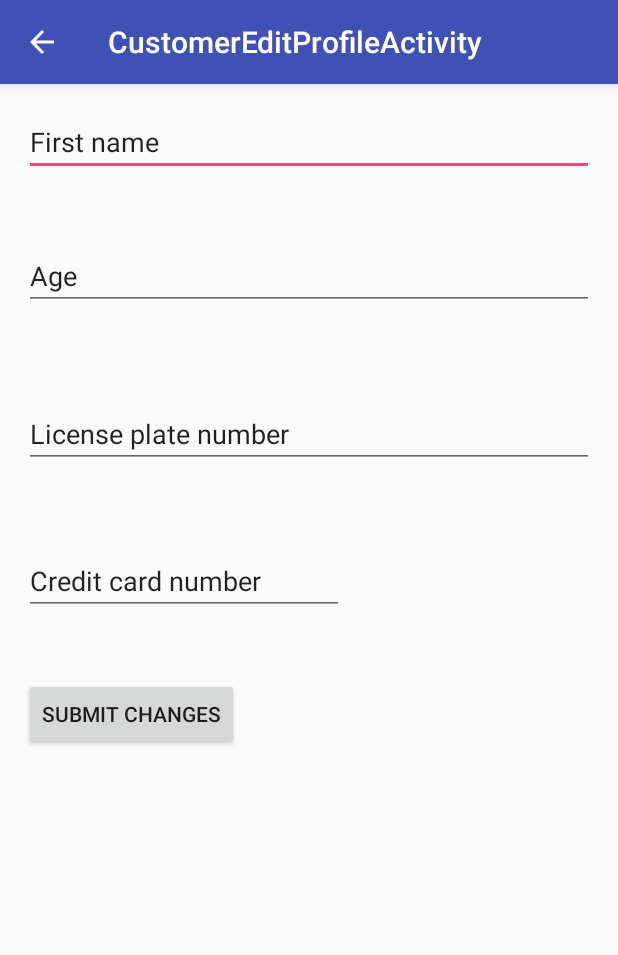
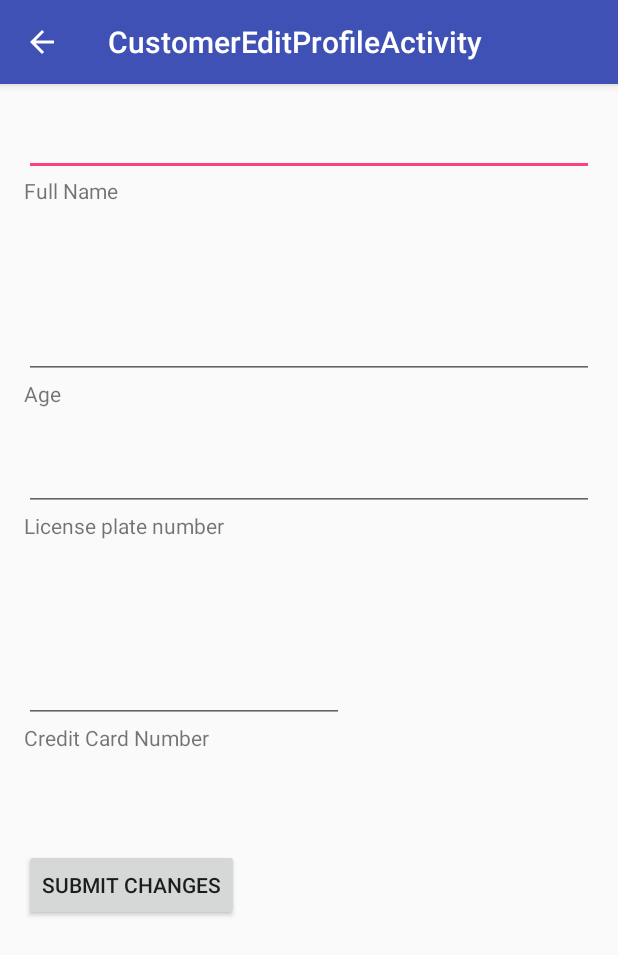
Before and after one commit to washuclub/washu, an Android app: the CustomerEditProfileActivity screen opened directly, with no data from a screen before it, on a phone screen of 412 x 824 dp. Shown: the top 955 px of the screen. Run offline under Robolectric (Android 15) with nearby library versions, the phone set to English and light mode, and no system bars.

Commit message:
Add labels

```diff
--- a/app/src/main/java/me/cpjk/washu/CustomerEditProfileActivity.java
+++ b/app/src/main/java/me/cpjk/washu/CustomerEditProfileActivity.java
@@ -28,10 +28,10 @@ public class CustomerEditProfileActivity extends AppCompatActivity {
         setSupportActionBar(toolbar);
 
         SharedPreferences sharedPrefs = this.getSharedPreferences(getString(R.string.profile_file_name), Context.MODE_PRIVATE);
-        name = sharedPrefs.getString(this.getString(R.string.user_profile_name), "First name");
-        age = sharedPrefs.getString(this.getString(R.string.user_profile_age), "Age");
-        ccNumber = sharedPrefs.getString(this.getString(R.string.user_profile_cc), "Credit card number");
-        licensePlateNumber = sharedPrefs.getString(this.getString(R.string.user_profile_license), "License plate number");
+        name = sharedPrefs.getString(this.getString(R.string.user_profile_name), "");
+        age = sharedPrefs.getString(this.getString(R.string.user_profile_age), "");
+        ccNumber = sharedPrefs.getString(this.getString(R.string.user_profile_cc), "");
+        licensePlateNumber = sharedPrefs.getString(this.getString(R.string.user_profile_license), "");
 
         EditText nameField = (EditText) findViewById(R.id.profileNameInput);
         EditText ageField = (EditText) findViewById(R.id.profileAgeInput);
--- a/app/src/main/res/layout/content_customer_edit_profile.xml
+++ b/app/src/main/res/layout/content_customer_edit_profile.xml
@@ -15,18 +15,25 @@
     <LinearLayout
         android:orientation="vertical"
         android:layout_width="match_parent"
-        android:layout_height="match_parent">
+        android:layout_height="match_parent"
+        android:id="@+id/linearLayout"
+        android:weightSum="1">
+
+        <LinearLayout
+            android:orientation="vertical"
+            android:layout_width="match_parent"
+            android:layout_height="wrap_content"
+            android:layout_weight="0.23">
 
             <LinearLayout
                 android:orientation="horizontal"
                 android:layout_width="match_parent"
-            android:layout_height="89dp">
+                android:layout_height="wrap_content">
 
                 <EditText
                     android:layout_width="wrap_content"
                     android:layout_height="wrap_content"
                     android:inputType="textPersonName"
-                android:text="Name"
                     android:ems="10"
                     android:id="@+id/profileNameInput"
                     android:layout_weight="1" />
@@ -36,7 +43,25 @@
             <LinearLayout
                 android:orientation="horizontal"
                 android:layout_width="match_parent"
-            android:layout_height="105dp">
+                android:layout_height="match_parent">
+
+                <TextView
+                    android:layout_width="match_parent"
+                    android:layout_height="wrap_content"
+                    android:text="Full Name"
+                    android:id="@+id/profileFullNameTextView" />
+            </LinearLayout>
+        </LinearLayout>
+
+        <LinearLayout
+            android:orientation="vertical"
+            android:layout_width="match_parent"
+            android:layout_height="88dp">
+
+            <LinearLayout
+                android:orientation="horizontal"
+                android:layout_width="match_parent"
+                android:layout_height="wrap_content">
 
                 <EditText
                     android:layout_width="wrap_content"
@@ -44,14 +69,32 @@
                     android:inputType="number"
                     android:ems="10"
                     android:id="@+id/profileAgeInput"
-                android:layout_weight="1"
-                android:text="Age" />
+                    android:layout_weight="1" />
             </LinearLayout>
 
             <LinearLayout
                 android:orientation="horizontal"
                 android:layout_width="match_parent"
-            android:layout_height="98dp">
+                android:layout_height="match_parent">
+
+                <TextView
+                    android:layout_width="match_parent"
+                    android:layout_height="wrap_content"
+                    android:text="Age"
+                    android:id="@+id/profileAgeTextView" />
+            </LinearLayout>
+        </LinearLayout>
+
+        <LinearLayout
+            android:orientation="vertical"
+            android:layout_width="match_parent"
+            android:layout_height="wrap_content"
+            android:layout_weight="0.25">
+
+            <LinearLayout
+                android:orientation="horizontal"
+                android:layout_width="match_parent"
+                android:layout_height="wrap_content">
 
                 <EditText
                     android:layout_width="wrap_content"
@@ -59,28 +102,60 @@
                     android:inputType="textPostalAddress"
                     android:ems="10"
                     android:id="@+id/profileLicensePlateInput"
-                android:layout_weight="1"
-                android:text="License Plate number" />
+                    android:layout_weight="1" />
             </LinearLayout>
 
             <LinearLayout
                 android:orientation="horizontal"
                 android:layout_width="match_parent"
-            android:layout_height="87dp">
+                android:layout_height="match_parent">
+
+                <TextView
+                    android:layout_width="match_parent"
+                    android:layout_height="wrap_content"
+                    android:text="License plate number"
+                    android:id="@+id/profileLicensePlateTextView" />
+            </LinearLayout>
+        </LinearLayout>
+
+        <LinearLayout
+            android:orientation="vertical"
+            android:layout_width="match_parent"
+            android:layout_height="129dp">
+
+            <LinearLayout
+                android:orientation="horizontal"
+                android:layout_width="match_parent"
+                android:layout_height="wrap_content">
 
                 <EditText
                     android:layout_width="wrap_content"
                     android:layout_height="wrap_content"
                     android:inputType="textPostalAddress"
                     android:ems="10"
-                android:id="@+id/profileCreditCardInput"
-                android:text="Credit Card Number" />
+                    android:id="@+id/profileCreditCardInput" />
             </LinearLayout>
 
             <LinearLayout
                 android:orientation="horizontal"
                 android:layout_width="match_parent"
-            android:layout_height="82dp">
+                android:layout_height="match_parent">
+
+                <TextView
+                    android:layout_width="match_parent"
+                    android:layout_height="wrap_content"
+                    android:text="Credit Card Number"
+                    android:id="@+id/profileCreditCardTextView" />
+            </LinearLayout>
+        </LinearLayout>
+
+        <LinearLayout
+            android:orientation="horizontal"
+            android:layout_width="match_parent"
+            android:layout_height="82dp"
+            android:layout_below="@+id/linearLayout"
+            android:layout_alignParentLeft="true"
+            android:layout_alignParentStart="true">
 
             <Button
                 android:layout_width="wrap_content"
@@ -91,4 +166,5 @@
         </LinearLayout>
 
     </LinearLayout>
+
 </RelativeLayout>
```
Lines whose indentation alone changed are shown as unchanged.
